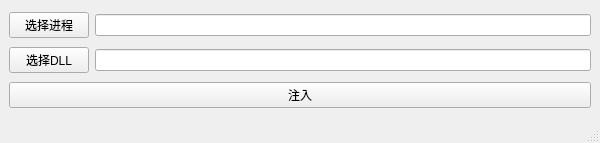
First picture: the form in mainwindow.ui, repository januwA/qt-DLLInject, before the edit.
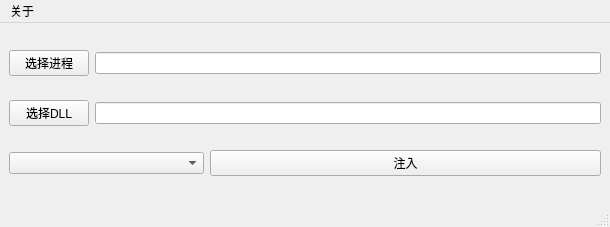
Second picture: the form after the edit.

The edit to the form file:
```diff
--- a/mainwindow.ui
+++ b/mainwindow.ui
@@ -6,8 +6,8 @@
    <rect>
     <x>0</x>
     <y>0</y>
-    <width>600</width>
-    <height>143</height>
+    <width>610</width>
+    <height>227</height>
    </rect>
   </property>
   <property name="windowTitle">
@@ -50,11 +50,18 @@
      </layout>
     </item>
     <item>
-     <widget class="QPushButton" name="pushButton_3">
-      <property name="text">
-       <string>注入</string>
-      </property>
-     </widget>
+     <layout class="QHBoxLayout" name="horizontalLayout_3" stretch="1,2">
+      <item>
+       <widget class="QComboBox" name="comboBox"/>
+      </item>
+      <item>
+       <widget class="QPushButton" name="pushButton_3">
+        <property name="text">
+         <string>注入</string>
+        </property>
+       </widget>
+      </item>
+     </layout>
     </item>
    </layout>
   </widget>
@@ -63,10 +70,20 @@
     <rect>
      <x>0</x>
      <y>0</y>
-     <width>600</width>
-     <height>22</height>
+     <width>610</width>
+     <height>23</height>
     </rect>
    </property>
+   <widget class="QMenu" name="menu">
+    <property name="title">
+     <string>关于</string>
+    </property>
+    <addaction name="actionasd_1"/>
+    <addaction name="actionasd_2"/>
+    <addaction name="separator"/>
+    <addaction name="actionasd_3"/>
+   </widget>
+   <addaction name="menu"/>
   </widget>
   <widget class="QStatusBar" name="statusbar"/>
  </widget>
```
Left out of the diff: 15 changed lines with no effect on the pictures.
